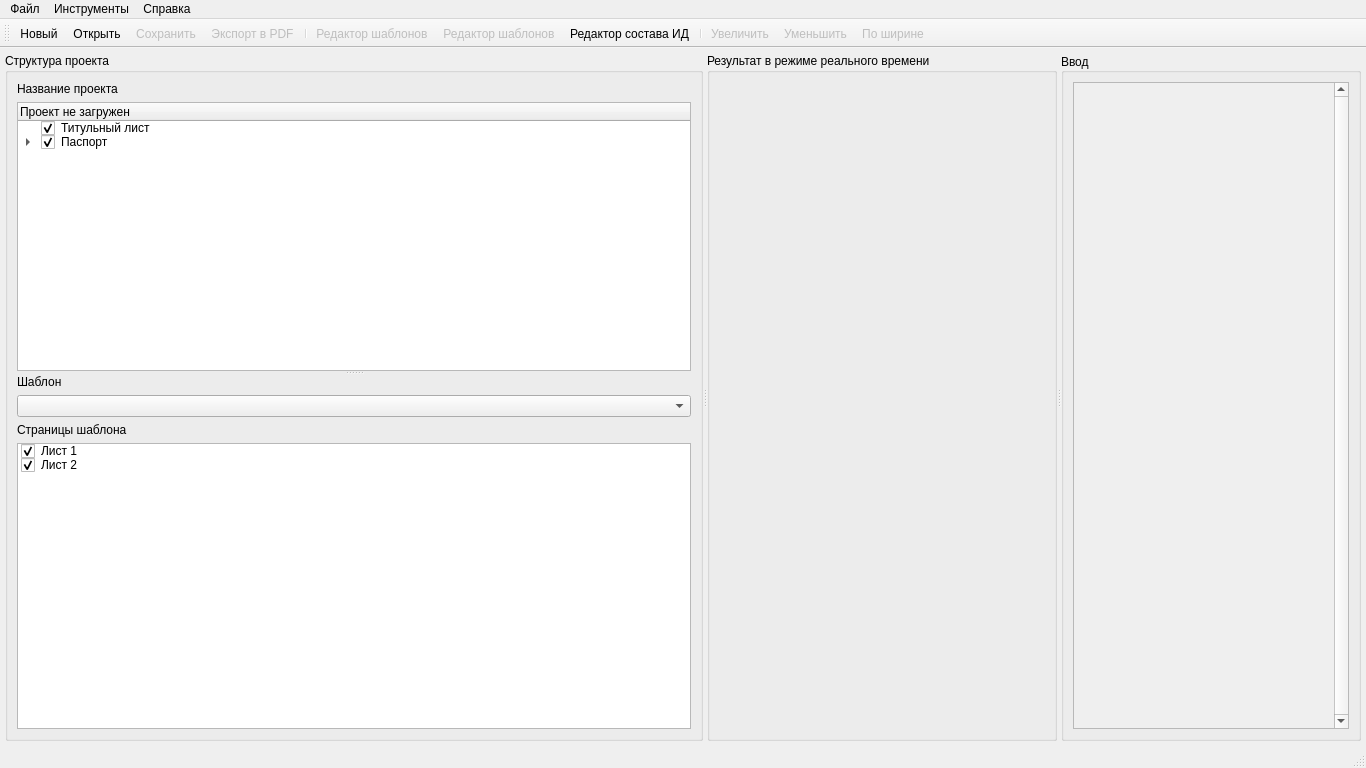
Above: designer/mainwindow.ui from Artemako/auto-exec-doc before the change. Below: the same form after it.
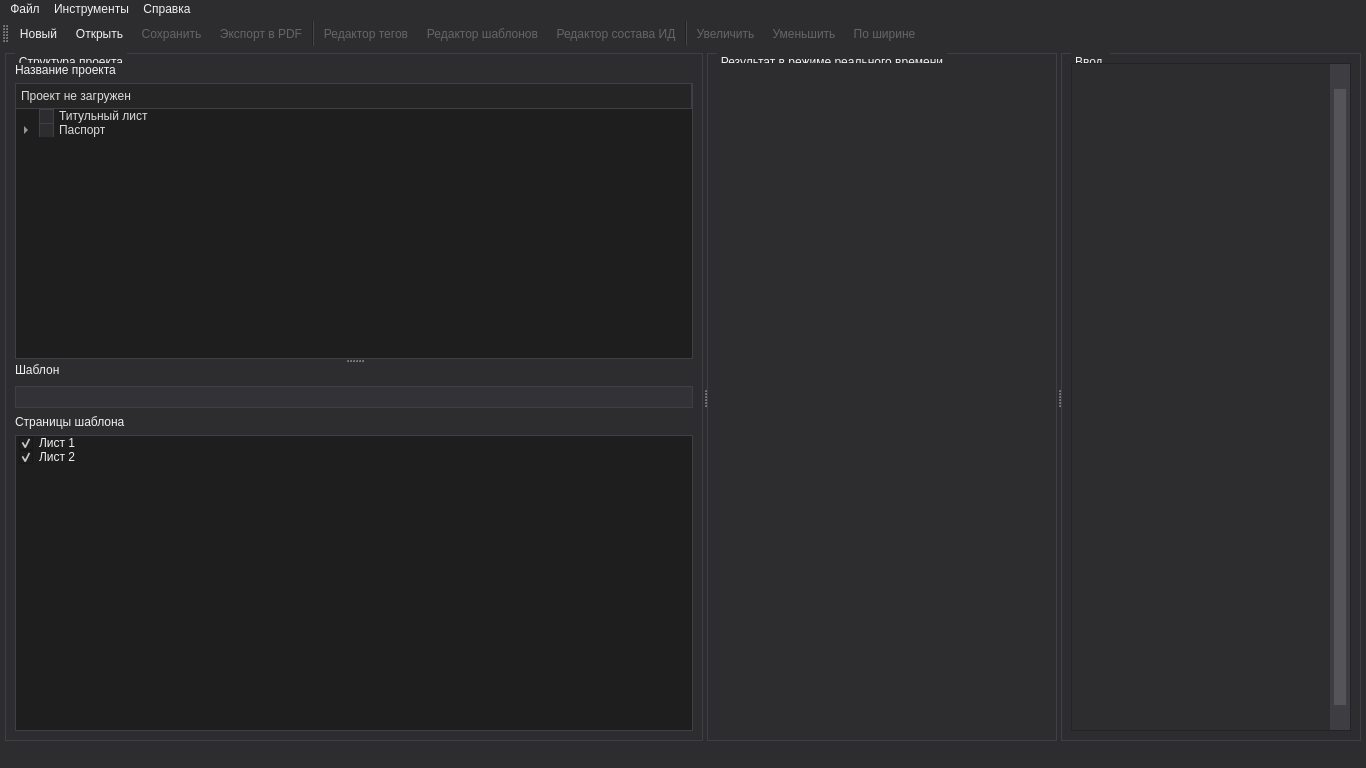
That is the form after the change. Icons and pictures are not drawn. Custom widgets are drawn as their Qt base class.

Diff of the .ui file:
```diff
--- a/designer/mainwindow.ui
+++ b/designer/mainwindow.ui
@@ -31,6 +31,919 @@
   <property name="windowTitle">
    <string>Автоматизация ИД</string>
   </property>
+  <property name="styleSheet">
+   <string notr="true">/*!*************************************
+  VS15 Dark
+****************************************
+  Author: chintsu_kun, holt59, MO2 Team
+  Version: 2.5.0
+  Licence: GNU General Public License v3.0 (https://www.gnu.org/licenses/gpl-3.0.en.html)
+  Source: https://github.com/nikolay-borzov/modorganizer-themes
+****************************************
+*/
+/* For some reason applying background-color or border fixes paddings properties */
+QListWidget::item {
+  border-width: 0;
+}
+
+/* Don't override install label on download widget.
+   MO2 assigns color depending on download state */
+#installLabel {
+  color: none;
+}
+
+/* Make `background-color` work for :hover, :focus and :pressed states */
+QToolButton {
+  border: none;
+}
+
+/* Main Window */
+QWidget {
+  background-color: #2d2d30;
+  color: #f1f1f1;
+}
+
+QWidget::disabled {
+  color: #656565;
+}
+
+/* Common */
+/* remove outline */
+* {
+  outline: 0;
+}
+
+*:disabled,
+QListView::item:disabled,
+*::item:selected:disabled {
+  color: #656565;
+}
+
+/* line heights */
+/* QTreeView#fileTree::item - currently have problem with size column vertical
+   text align */
+#bsaList::item,
+#dataTree::item,
+#modList::item,
+#categoriesTree::item,
+#savegameList::item,
+#tabConflicts QTreeWidget::item {
+  padding: 0.3em 0;
+}
+
+QListView::item,
+QTreeView#espList::item {
+  padding: 0.3em 0;
+}
+
+/* to enable border color */
+QTreeView,
+QListView,
+QTextEdit,
+QWebView,
+QTableView {
+  border-style: solid;
+  border-width: 1px;
+}
+
+QAbstractItemView {
+  color: #dcdcdc;
+  background-color: #1e1e1e;
+  alternate-background-color: #262626;
+  border-color: #3f3f46;
+}
+
+QAbstractItemView::item:selected,
+QAbstractItemView::item:selected:hover,
+QAbstractItemView::item:alternate:selected,
+QAbstractItemView::item:alternate:selected:hover {
+  color: #f1f1f1;
+  background-color: #3399ff;
+}
+
+QAbstractItemView[filtered=true] {
+  border: 2px solid #f00 !important;
+}
+
+QAbstractItemView,
+QListView,
+QTreeView {
+  show-decoration-selected: 1;
+}
+
+QAbstractItemView::item:hover,
+QAbstractItemView::item:alternate:hover,
+QAbstractItemView::item:disabled:hover,
+QAbstractItemView::item:alternate:disabled:hover QListView::item:hover,
+QTreeView::branch:hover,
+QTreeWidget::item:hover {
+  background-color: rgba(51, 153, 255, 0.3);
+}
+
+QAbstractItemView::item:selected:disabled,
+QAbstractItemView::item:alternate:selected:disabled,
+QListView::item:selected:disabled,
+QTreeView::branch:selected:disabled,
+QTreeWidget::item:selected:disabled {
+  background-color: rgba(51, 153, 255, 0.3);
+}
+
+QTreeView::branch:selected,
+#bsaList::branch:selected {
+  background-color: #3399ff;
+}
+
+QLabel {
+  background-color: transparent;
+}
+
+LinkLabel {
+  qproperty-linkColor: #3399ff;
+}
+
+/* Left Pane &amp; File Trees #QTreeView, #QListView*/
+QTreeView::branch:closed:has-children {
+  image: url(:/png/resources/png/branch-closed.png);
+}
+
+QTreeView::branch:open:has-children {
+  image: url(:/png/resources/png/branch-open.png);
+}
+
+QListView::item {
+  color: #f1f1f1;
+}
+
+/* Text areas and text fields #QTextEdit, #QLineEdit, #QWebView */
+QTextEdit,
+QWebView,
+QLineEdit,
+QAbstractSpinBox,
+QAbstractSpinBox::up-button,
+QAbstractSpinBox::down-button,
+QComboBox {
+  background-color: #333337;
+  border-color: #3f3f46;
+}
+
+QLineEdit:hover,
+QAbstractSpinBox:hover,
+QTextEdit:hover,
+QComboBox:hover,
+QComboBox:editable:hover {
+  border-color: #007acc;
+}
+
+QLineEdit:focus,
+QAbstractSpinBox::focus,
+QTextEdit:focus,
+QComboBox:focus,
+QComboBox:editable:focus,
+QComboBox:on {
+  background-color: #3f3f46;
+  border-color: #3399ff;
+}
+
+QComboBox:on {
+  border-bottom-color: #3f3f46;
+}
+
+QLineEdit,
+QAbstractSpinBox {
+  min-height: 15px;
+  padding: 2px;
+  border-style: solid;
+  border-width: 1px;
+}
+
+QLineEdit {
+  margin-top: 0;
+}
+
+/* clear button */
+QLineEdit QToolButton,
+QLineEdit QToolButton:hover {
+  background: none;
+  margin-top: 1px;
+}
+
+QLineEdit#espFilterEdit QToolButton {
+  margin-top: -2px;
+  margin-bottom: 1px;
+}
+
+/* Drop-downs #QComboBox*/
+QComboBox {
+  min-height: 20px;
+  padding-left: 5px;
+  margin: 3px 0 1px 0;
+  border-style: solid;
+  border-width: 1px;
+}
+
+QComboBox:editable {
+  padding-left: 3px;
+  /* to enable hover styles */
+  background-color: transparent;
+}
+
+QComboBox::drop-down {
+  width: 20px;
+  subcontrol-origin: padding;
+  subcontrol-position: top right;
+  border: none;
+}
+
+QComboBox::down-arrow {
+  image: url(:/png/resources/png/combobox-down.png);
+}
+
+QComboBox QAbstractItemView {
+  background-color: #1b1b1c;
+  selection-background-color: #3f3f46;
+  border-color: #3399ff;
+  border-style: solid;
+  border-width: 0 1px 1px 1px;
+}
+
+/* Doesn't work http://stackoverflow.com/questions/13308341/qcombobox-abstractitemviewitem */
+/* QComboBox QAbstractItemView:item {
+  padding: 10px;
+  margin: 10px;
+} */
+/* Toolbar */
+QToolBar {
+  border: none;
+}
+
+QToolBar::separator {
+  border-left-color: #222222;
+  border-right-color: #46464a;
+  border-width: 0 1px 0 1px;
+  border-style: solid;
+  width: 0;
+}
+
+QToolButton {
+  padding: 4px;
+}
+
+QToolButton:hover, QToolButton:focus {
+  background-color: #3e3e40;
+}
+
+QToolButton:pressed {
+  background-color: #3399ff;
+}
+
+QToolButton::menu-indicator {
+  image: url(:/png/resources/png/combobox-down.png);
+  subcontrol-origin: padding;
+  subcontrol-position: center right;
+  padding-top: 10%;
+  padding-right: 5%;
+}
+
+/* Group Boxes #QGroupBox */
+QGroupBox {
+  border-color: #3f3f46;
+  border-style: solid;
+  border-width: 1px;
+  padding: 1em 0.3em 0.3em 0.3em;
+  margin-top: 0.65em;
+}
+
+QGroupBox::title {
+  subcontrol-origin: margin;
+  subcontrol-position: top left;
+  padding: 2px;
+  left: 10px;
+}
+
+/* LCD Count */
+QLCDNumber {
+  border-color: #3f3f46;
+  border-style: solid;
+  border-width: 1px;
+}
+
+/* Buttons #QPushButton */
+QPushButton {
+  background-color: #333337;
+  border-color: #3f3f46;
+  min-height: 18px;
+  padding: 2px 5px;
+  border-style: solid;
+  border-width: 1px;
+}
+
+QPushButton:hover,
+QPushButton:checked,
+QPushButton:focus,
+QAbstractSpinBox::up-button:hover,
+QAbstractSpinBox::down-button:hover {
+  background-color: #007acc;
+}
+
+QPushButton:pressed,
+QPushButton:checked:hover,
+QAbstractSpinBox::up-button:pressed,
+QAbstractSpinBox::down-button:pressed {
+  background-color: #1c97ea;
+}
+
+QPushButton:disabled,
+QAbstractSpinBox::up-button:disabled,
+QAbstractSpinBox::down-button:disabled {
+  background-color: #333337;
+  border-color: #3f3f46;
+}
+
+QPushButton::menu-indicator {
+  image: url(:/png/resources/png/combobox-down.png);
+  subcontrol-origin: padding;
+  subcontrol-position: center right;
+  padding-right: 5%;
+}
+
+/* Dialog buttons */
+QSlider::handle:horizontal,
+QSlider::handle:vertical {
+  color: #000000;
+  background-color: #dddddd;
+  border-color: #707070;
+  border-style: solid;
+  border-width: 1px;
+}
+
+QSlider::handle:horizontal:hover,
+QSlider::handle:vertical:hover,
+QSlider::handle:horizontal:pressed,
+QSlider::handle:horizontal:focus:pressed,
+QSlider::handle:vertical:pressed,
+QSlider::handle:vertical:focus:pressed {
+  background-color: #BEE6FD;
+  border-color: #3c7fb1;
+}
+
+QSlider::handle:horizontal:focus,
+QSlider::handle:vertical:focus {
+  background-color: #dddddd;
+  border-color: #3399ff;
+}
+
+
+QSlider::handle:horizontal:disabled,
+QSlider::handle:vertical:disabled {
+  background-color: #333337;
+  border-color: #3f3f46;
+}
+
+
+/* Check boxes and Radio buttons common #QCheckBox, #QRadioButton */
+QGroupBox::indicator,
+QTreeView::indicator,
+QCheckBox::indicator,
+QRadioButton::indicator {
+  background-color: #2d2d30;
+  border-color: #3f3f46;
+  width: 13px;
+  height: 13px;
+  border-style: solid;
+  border-width: 1px;
+}
+
+QGroupBox::indicator:hover,
+QTreeView::indicator:hover,
+QCheckBox::indicator:hover,
+QRadioButton::indicator:hover {
+  background-color: #3f3f46;
+  border-color: #007acc;
+}
+
+QGroupBox::indicator:checked,
+QTreeView::indicator:checked,
+QCheckBox::indicator:checked {
+  image: url(:/png/resources/png/checkbox-check.png);
+}
+
+QGroupBox::indicator:disabled,
+QTreeView::indicator:checked:disabled,
+QCheckBox::indicator:checked:disabled {
+  image: url(:/png/resources/png/checkbox-check-disabled.png);
+}
+
+/* Check boxes special */
+QTreeView#modList::indicator {
+  width: 15px;
+  height: 15px;
+}
+
+/* Radio buttons #QRadioButton */
+QRadioButton::indicator {
+  border-radius: 7px;
+}
+
+QRadioButton::indicator::checked {
+  background-color: #B9B9BA;
+  border-width: 2px;
+  width: 11px;
+  height: 11px;
+}
+
+QRadioButton::indicator::checked:hover {
+  border-color: #3f3f46;
+}
+
+/* Spinners #QSpinBox, #QDoubleSpinBox */
+QAbstractSpinBox {
+  margin: 1px;
+}
+
+QAbstractSpinBox::up-button,
+QAbstractSpinBox::down-button {
+  border-style: solid;
+  border-width: 1px;
+  subcontrol-origin: padding;
+}
+
+QAbstractSpinBox::up-button {
+  subcontrol-position: top right;
+}
+
+QAbstractSpinBox::up-arrow {
+  image: url(:/png/resources/png/spinner-up.png);
+}
+
+QAbstractSpinBox::down-button {
+  subcontrol-position: bottom right;
+}
+
+QAbstractSpinBox::down-arrow {
+  image: url(:/png/resources/png/spinner-down.png);
+}
+
+/* Sliders #QSlider */
+QSlider::groove:horizontal {
+  background-color: #3f3f46;
+  border: none;
+  height: 8px;
+  margin: 2px 0;
+}
+
+QSlider::handle:horizontal {
+  width: 0.5em;
+  height: 2em;
+  margin: -7px 0;
+  subcontrol-origin: margin;
+}
+
+/* Scroll Bars #QAbstractScrollArea, #QScrollBar*/
+/* assigning background still leaves not filled area*/
+QAbstractScrollArea::corner {
+  background-color: transparent;
+}
+
+/* Horizontal */
+QScrollBar:horizontal {
+  height: 18px;
+  border: none;
+  margin: 0 23px 0 23px;
+}
+
+QScrollBar::handle:horizontal {
+  min-width: 32px;
+  margin: 4px 2px;
+}
+
+QScrollBar::add-line:horizontal {
+  width: 23px;
+  subcontrol-position: right;
+  subcontrol-origin: margin;
+}
+
+QScrollBar::sub-line:horizontal {
+  width: 23px;
+  subcontrol-position: left;
+  subcontrol-origin: margin;
+}
+
+/* Vertical */
+QScrollBar:vertical {
+  width: 20px;
+  border: none;
+  margin: 23px 0 23px 0;
+}
+
+QScrollBar::handle:vertical {
+  min-height: 32px;
+  margin: 2px 4px;
+}
+
+QScrollBar::add-line:vertical {
+  height: 23px;
+  subcontrol-position: bottom;
+  subcontrol-origin: margin;
+}
+
+QScrollBar::sub-line:vertical {
+  height: 23px;
+  subcontrol-position: top;
+  subcontrol-origin: margin;
+}
+
+/* Combined */
+QScrollBar {
+  background-color: #3e3e42;
+  border: none;
+}
+
+QScrollBar::handle {
+  background-color: #686868;
+}
+
+QScrollBar::add-line,
+QScrollBar::sub-line {
+  background-color: #3e3e42;
+  border: none;
+}
+
+/* QScrollBar::add-line:horizontal:hover,
+QScrollBar::sub-line:horizontal:hover,
+QScrollBar::add-line:vertical:hover,
+QScrollBar::sub-line:vertical:hover,
+QScrollBar::add-line:horizontal:pressed,
+QScrollBar::sub-line:horizontal:pressed,
+QScrollBar::add-line:vertical:pressed,
+QScrollBar::sub-line:vertical:pressed { } */
+QScrollBar::handle:hover {
+  background: #9e9e9e;
+}
+
+QScrollBar::handle:pressed {
+  background: #efebef;
+}
+
+QScrollBar::handle:disabled {
+  background: #555558;
+}
+
+QScrollBar::add-page,
+QScrollBar::sub-page {
+  background: transparent;
+}
+
+QScrollBar::up-arrow:vertical {
+  image: url(:/png/resources/png/scrollbar-up.png);
+}
+
+QScrollBar::up-arrow:vertical:hover {
+  image: url(:/png/resources/png/scrollbar-up-hover.png);
+}
+
+QScrollBar::up-arrow:vertical:disabled {
+  image: url(:/png/resources/png/scrollbar-up-disabled.png);
+}
+
+QScrollBar::right-arrow:horizontal {
+  image: url(:/png/resources/png/scrollbar-right.png);
+}
+
+QScrollBar::right-arrow:horizontal:hover {
+  image: url(:/png/resources/png/scrollbar-right-hover.png);
+}
+
+QScrollBar::right-arrow:horizontal:disabled {
+  image: url(:/png/resources/png/scrollbar-right-disabled.png);
+}
+
+QScrollBar::down-arrow:vertical {
+  image: url(:/png/resources/png/scrollbar-down.png);
+}
+
+QScrollBar::down-arrow:vertical:hover {
+  image: url(:/png/resources/png/scrollbar-down-hover.png);
+}
+
+QScrollBar::down-arrow:vertical:disabled {
+  image: url(:/png/resources/png/scrollbar-down-disabled.png);
+}
+
+QScrollBar::left-arrow:horizontal {
+  image: url(:/png/resources/png/scrollbar-left.png);
+}
+
+QScrollBar::left-arrow:horizontal:hover {
+  image: url(:/png/resources/png/scrollbar-left-hover.png);
+}
+
+QScrollBar::left-arrow:horizontal:disabled {
+  image: url(:/png/resources/png/scrollbar-left-disabled.png);
+}
+
+/* Header Rows and Tables (Configure Mod Categories) #QTableView, #QHeaderView */
+QTableView {
+  gridline-color: #3f3f46;
+  selection-background-color: #3399ff;
+  selection-color: #f1f1f1;
+}
+
+QTableView QTableCornerButton::section {
+  background: #252526;
+  border-color: #3f3f46;
+  border-style: solid;
+  border-width: 0 1px 1px 0;
+}
+
+QHeaderView {
+  border: none;
+}
+
+QHeaderView::section {
+  background: #252526;
+  border-color: #3f3f46;
+  padding: 3px 5px;
+  border-style: solid;
+  border-width: 0 1px 1px 0;
+}
+
+QHeaderView::section:hover {
+  background: #3e3e40;
+  color: #f6f6f6;
+}
+
+QHeaderView::section:last {
+  border-right: 0;
+}
+
+QHeaderView::up-arrow {
+  image: url(:/png/resources/png/sort-asc.png);
+  margin-bottom: -37px;
+}
+
+DownloadListView QHeaderView::up-arrow {
+  margin-bottom: -47px;
+}
+
+QHeaderView::down-arrow {
+  image: url(:/png/resources/png/sort-desc.png);
+  margin-bottom: 0;
+}
+
+/* Context menus, toolbar drop-downs #QMenu  */
+QMenu {
+  background-color: #1a1a1c;
+  border-color: #333337;
+  border-style: solid;
+  border-width: 1px;
+  padding: 2px;
+}
+
+QMenu::item {
+  background: transparent;
+  padding: 4px 20px;
+}
+
+QMenu::item:selected,
+QMenuBar::item:selected {
+  background-color: #333334;
+}
+
+QMenu::item:disabled {
+  background-color: transparent;
+}
+
+QMenu::separator {
+  background-color: #333337;
+  height: 1px;
+  margin: 1px 0;
+}
+
+QMenu::icon {
+  margin: 1px;
+}
+
+QMenu::right-arrow {
+  image: url(:/png/resources/png/sub-menu-arrow.png);
+  subcontrol-origin: padding;
+  subcontrol-position: center right;
+  padding-right: 0.5em;
+}
+
+QMenu QPushButton {
+  background-color: transparent;
+  border-color: #3f3f46;
+  margin: 1px 0 1px 0;
+}
+
+QMenu QCheckBox,
+QMenu QRadioButton {
+  background-color: transparent;
+  padding: 5px 2px;
+}
+
+/* Tool tips #QToolTip, #SaveGameInfoWidget */
+QToolTip,
+SaveGameInfoWidget {
+  background-color: #424245;
+  border-color: #4d4d50;
+  color: #f1f1f1;
+  border-style: solid;
+  border-width: 1px;
+  padding: 2px;
+}
+
+QStatusBar::item {
+  border: None;
+}
+
+/* Progress Bars (Downloads) #QProgressBar */
+QProgressBar {
+  background-color: #e6e6e6;
+  color: #000;
+  border-color: #bcbcbc;
+  text-align: center;
+  border-style: solid;
+  border-width: 1px;
+  margin: 0px;
+}
+
+QProgressBar::chunk {
+  background: #06b025;
+}
+
+DownloadListView[downloadView=standard]::item {
+  padding: 16px;
+}
+
+DownloadListView[downloadView=compact]::item {
+  padding: 4px;
+}
+
+/* Right Pane and Tab Bars #QTabWidget, #QTabBar */
+QTabWidget::pane {
+  border-color: #3f3f46;
+  border-top-color: #007acc;
+  top: 0;
+  border-style: solid;
+  border-width: 1px;
+}
+
+QTabWidget::pane:disabled {
+  border-top-color: #3f3f46;
+}
+
+QTabBar::tab {
+  background-color: transparent;
+  padding: 4px 1em;
+  border: none;
+}
+
+QTabBar::tab:hover {
+  background-color: #1c97ea;
+}
+
+QTabBar::tab:selected,
+QTabBar::tab:selected:hover {
+  background-color: #007acc;
+}
+
+QTabBar::tab:disabled {
+  background-color: transparent;
+  color: #656565;
+}
+
+QTabBar::tab:selected:disabled {
+  background-color: #3f3f46;
+}
+
+/* Scrollers */
+QTabBar QToolButton {
+  background-color: #333337;
+  border-color: #3f3f46;
+  padding: 1px;
+  margin: 0;
+  border-style: solid;
+  border-width: 1px;
+}
+
+QTabBar QToolButton:hover {
+  border-color: #007acc;
+  border-width: 1px;
+  border-style: solid;
+}
+
+QTabBar QToolButton:disabled,
+QTabBar QToolButton:pressed:hover {
+  background-color: #333337;
+}
+
+QTabBar::scroller {
+  width: 23px;
+  background-color: red;
+}
+
+QTabBar QToolButton::right-arrow {
+  image: url(:/png/resources/png/scrollbar-right.png);
+}
+
+QTabBar QToolButton::right-arrow:hover {
+  image: url(:/png/resources/png/scrollbar-right-hover.png);
+}
+
+QTabBar QToolButton::left-arrow {
+  image: url(:/png/resources/png/scrollbar-left.png);
+}
+
+QTabBar QToolButton::left-arrow:hover {
+  image: url(:/png/resources/png/scrollbar-left-hover.png);
+}
+
+/* Special styles */
+QWidget#tabImages QPushButton {
+  background-color: transparent;
+  margin: 0 0.3em;
+  padding: 0;
+}
+
+/* like dialog QPushButton*/
+QWidget#tabESPs QToolButton {
+  color: #000000;
+  background-color: #dddddd;
+  border-color: #707070;
+  border-style: solid;
+  border-width: 1px;
+}
+
+QWidget#tabESPs QToolButton:hover {
+  background-color: #BEE6FD;
+  border-color: #3c7fb1;
+}
+
+QWidget#tabESPs QToolButton:focus {
+  background-color: #dddddd;
+  border-color: #3399ff;
+}
+
+QWidget#tabESPs QToolButton:disabled {
+  background-color: #333337;
+  border-color: #3f3f46;
+}
+
+QTreeWidget#categoriesList {
+  /* min-width: 225px; */
+}
+
+QTreeWidget#categoriesList::item {
+  background-position: center left;
+  background-repeat: no-repeat;
+  padding: 0.35em 10px;
+}
+
+QTreeWidget#categoriesList::item:has-children {
+  background-image: url(:/png/resources/png/branch-closed.png);
+}
+
+QTreeWidget#categoriesList::item:has-children:open {
+  background-image: url(:/png/resources/png/branch-open.png);
+}
+
+QDialog#QueryOverwriteDialog QPushButton {
+  margin-left: 0.5em;
+}
+
+QDialog#PyCfgDialog QPushButton:hover {
+  background-color: #BEE6FD;
+}
+
+QLineEdit#modFilterEdit {
+  margin-top: 2px;
+}
+
+/* highlight unchecked BSAs */
+QWidget#bsaTab QTreeWidget::indicator:unchecked {
+  background-color: #3399ff;
+}
+
+/* increase version text field */
+QLineEdit#versionEdit {
+  max-width: 100px;
+}
+
+/* Dialogs width changes */
+/* increase width to prevent buttons cutting */
+QDialog#QueryOverwriteDialog {
+  min-width: 565px;
+}
+
+QDialog#ModInfoDialog {
+  min-width: 850px;
+}
+
+QLineEdit[valid-filter=false] {
+  background-color: #661111 !important;
+}</string>
+  </property>
   <widget class="QWidget" name="centralwidget">
    <layout class="QVBoxLayout" name="verticalLayout_6">
     <property name="leftMargin">
@@ -242,8 +1155,8 @@
             <rect>
              <x>0</x>
              <y>0</y>
-             <width>261</width>
-             <height>643</height>
+             <width>248</width>
+             <height>625</height>
             </rect>
            </property>
            <property name="mouseTracking">
@@ -438,7 +1351,10 @@
      <normaloff>:/icons/resources/icons/text-editor.svg</normaloff>:/icons/resources/icons/text-editor.svg</iconset>
    </property>
    <property name="text">
-    <string>Редактор шаблонов</string>
+    <string>Редактор тегов</string>
+   </property>
+   <property name="iconText">
+    <string>Редактор тегов</string>
    </property>
    <property name="toolTip">
     <string>Редактор тегов</string>
@@ -490,6 +1406,9 @@
    </property>
   </action>
   <action name="action_edit_composition">
+   <property name="enabled">
+    <bool>false</bool>
+   </property>
    <property name="icon">
     <iconset resource="../resources.qrc">
      <normaloff>:/icons/resources/icons/items-tree.svg</normaloff>:/icons/resources/icons/items-tree.svg</iconset>
```
Left out of the diff: 24 changed lines with no effect on the pictures.
